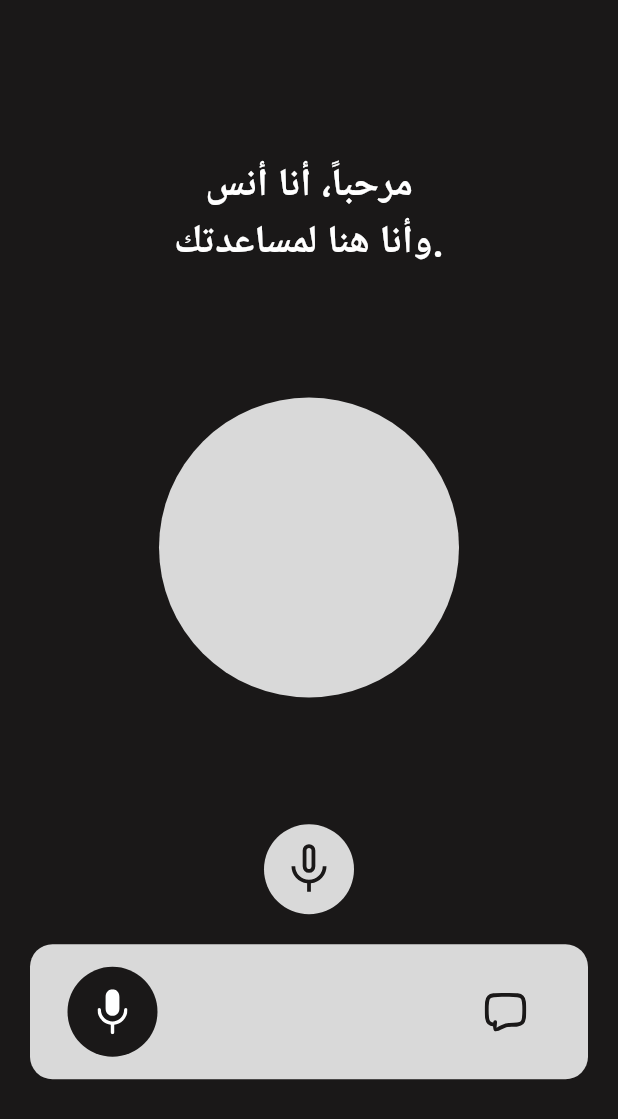
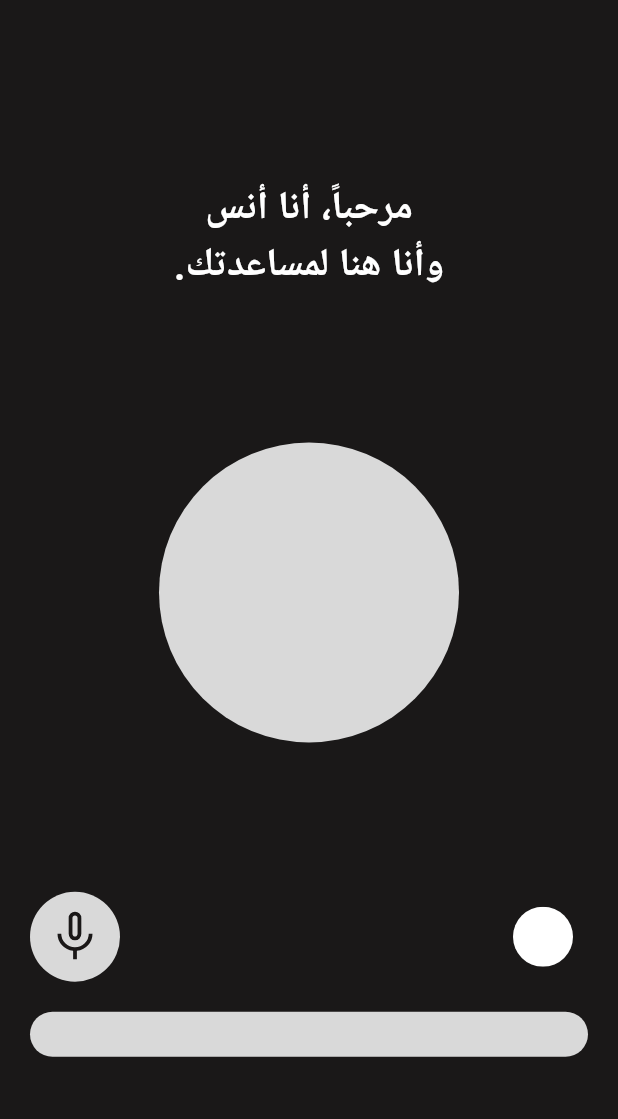
Before and after one commit to magdyfeteah/Anas, a Flutter app: the screen it shows after launch, on a phone screen of 412 x 824 dp. Shown: the top 1119 px of the screen. Run offline on Flutter 3.47's test engine with Material 3 defaults, Android fonts, the phone set to English and light mode, and no system bars; our stand-ins replace audioplayers, flutter_svg, google_fonts; missing offline and left inert: record; Roboto replaces fonts that are missing (Cairo).

```diff
--- a/lib/main.dart
+++ b/lib/main.dart
@@ -32,6 +32,7 @@ class _HomeScreenState extends State<HomeScreen> {
   bool onMic = true;
   bool isRecording = false;
   bool isProcessing = false; // Track processing state
+  bool quantumOn = false;
   final AudioRecorder audioRecorder = AudioRecorder();
   final AudioPlayer audioPlayer = AudioPlayer(); // Audio player instance
   String? recordingPath;
@@ -84,7 +85,7 @@ class _HomeScreenState extends State<HomeScreen> {
     final response = await http.post(
       url,
       body: jsonEncode({"question": textController.text}),
-      headers: {"Content-Type":"application/json"}
+      headers: {"Content-Type": "application/json"},
     );
     print(response.body);
 
@@ -102,18 +103,18 @@ class _HomeScreenState extends State<HomeScreen> {
     final response = await http.post(
       url,
       body: jsonEncode({"answer": answer}),
-      headers: {"Content-Type":"application/json"}
+      headers: {"Content-Type": "application/json"},
     );
 
-        final base64Str =  response.body;
+    final base64Str = response.body;
     final bytesReplaced = base64Str.replaceAll('"', '');
     final bytes = base64Decode(bytesReplaced);
     final tempDir = await getTemporaryDirectory();
     final tempFile = File('${tempDir.path}/response_audio.wav');
     await tempFile.writeAsBytes(bytes);
     await audioPlayer.play(DeviceFileSource(tempFile.path));
+  }
 
-  }
   @override
   Widget build(BuildContext context) {
     return Scaffold(
@@ -128,12 +129,11 @@ class _HomeScreenState extends State<HomeScreen> {
                 crossAxisAlignment: CrossAxisAlignment.center,
                 children: [
                   // Header
-
                   Center(
                     child: Column(
                       children: [
                         Text(
-                          answer ?? 'مرحباً، أنا أنس\nوأنا هنا لمساعدتك.',
+                          answer ?? 'مرحباً، أنا أنس\n.وأنا هنا لمساعدتك',
                           textAlign: TextAlign.center,
                           style: TextStyle(
                             color: Colors.white,
@@ -253,11 +253,22 @@ class _HomeScreenState extends State<HomeScreen> {
                               }
                             }
                           },
+                          child: Row(
+                            mainAxisAlignment: MainAxisAlignment.spaceBetween,
+                            children: [
+                              // Mic / Close Button
+                              GestureDetector(
+                                onTap:
+                                    () => setState(
+                                      () => isRecording = !isRecording,
+                                    ),
                                 child: Container(
                                   padding: EdgeInsets.all(10),
                                   decoration: BoxDecoration(
                                     color:
-                                  isRecording ? Colors.red : Color(0xFFD9D9D9),
+                                        isRecording
+                                            ? Colors.red
+                                            : Color(0xFFD9D9D9),
                                     shape: BoxShape.circle,
                                   ),
                                   child: SvgPicture.asset(
@@ -270,6 +281,31 @@ class _HomeScreenState extends State<HomeScreen> {
                                   ),
                                 ),
                               ),
+
+                              // Quantum Button
+                              GestureDetector(
+                                onTap:
+                                    () =>
+                                        setState(() => quantumOn = !quantumOn),
+                                child: Container(
+                                  padding: EdgeInsets.all(10),
+                                  decoration: BoxDecoration(
+                                    color: Color(0xFF1A1818),
+                                    shape: BoxShape.circle,
+                                  ),
+                                  child: SvgPicture.asset(
+                                    quantumOn
+                                        ? 'assets/images/on-button.svg'
+                                        : 'assets/images/off-button.svg',
+                                    width: 40,
+                                    height: 40,
+                                    color: Colors.white,
+                                  ),
+                                ),
+                              ),
+                            ],
+                          ),
+                        ),
                       SizedBox(height: 20),
                       Container(
                         padding: EdgeInsets.symmetric(
@@ -280,51 +316,51 @@ class _HomeScreenState extends State<HomeScreen> {
                           color: Color(0xFFD9D9D9),
                           borderRadius: BorderRadius.circular(15),
                         ),
-                        child: Row(
-                          mainAxisAlignment: MainAxisAlignment.spaceBetween,
-                          children: [
-                            GestureDetector(
-                              onTap: () => setState(() => onMic = true),
-                              child: Container(
-                                padding: EdgeInsets.all(15),
-                                decoration:
-                                    onMic
-                                        ? BoxDecoration(
-                                          color: Color(0xFF1A1818),
-                                          shape: BoxShape.circle,
-                                        )
-                                        : null,
-                                child: SvgPicture.asset(
-                                  'assets/images/mic.svg',
-                                  width: 30,
-                                  height: 30,
-                                  color:
-                                      onMic ? Colors.white : Color(0xFF1A1818),
-                                ),
-                              ),
-                            ),
-                            GestureDetector(
-                              onTap: () => setState(() => onMic = false),
-                              child: Container(
-                                padding: EdgeInsets.all(15),
-                                decoration:
-                                    !onMic
-                                        ? BoxDecoration(
-                                          color: Color(0xFF1A1818),
-                                          shape: BoxShape.circle,
-                                        )
-                                        : null,
-                                child: SvgPicture.asset(
-                                  'assets/images/chat.svg',
-                                  width: 30,
-                                  height: 30,
-                                  color:
-                                      onMic ? Color(0xFF1A1818) : Colors.white,
-                                ),
-                              ),
-                            ),
-                          ],
-                        ),
+                        // child: Row(
+                        //   mainAxisAlignment: MainAxisAlignment.spaceBetween,
+                        //   children: [
+                        //     GestureDetector(
+                        //       onTap: () => setState(() => onMic = true),
+                        //       child: Container(
+                        //         padding: EdgeInsets.all(15),
+                        //         decoration:
+                        //             onMic
+                        //                 ? BoxDecoration(
+                        //                   color: Color(0xFF1A1818),
+                        //                   shape: BoxShape.circle,
+                        //                 )
+                        //                 : null,
+                        //         child: SvgPicture.asset(
+                        //           'assets/images/mic.svg',
+                        //           width: 30,
+                        //           height: 30,
+                        //           color:
+                        //               onMic ? Colors.white : Color(0xFF1A1818),
+                        //         ),
+                        //       ),
+                        //     ),
+                        //     GestureDetector(
+                        //       onTap: () => setState(() => onMic = false),
+                        //       child: Container(
+                        //         padding: EdgeInsets.all(15),
+                        //         decoration:
+                        //             !onMic
+                        //                 ? BoxDecoration(
+                        //                   color: Color(0xFF1A1818),
+                        //                   shape: BoxShape.circle,
+                        //                 )
+                        //                 : null,
+                        //         child: SvgPicture.asset(
+                        //           'assets/images/chat.svg',
+                        //           width: 30,
+                        //           height: 30,
+                        //           color:
+                        //               onMic ? Color(0xFF1A1818) : Colors.white,
+                        //         ),
+                        //       ),
+                        //     ),
+                        //   ],
+                        // ),
                       ),
                     ],
                   ),
--- a/pubspec.yaml
+++ b/pubspec.yaml
@@ -74,6 +74,8 @@ flutter:
     - assets/images/addFile.svg
     - assets/images/calendar.svg
     - assets/images/chat.svg
+    - assets/images/off-button.svg
+    - assets/images/on-button.svg
   # To add assets to your application, add an assets section, like this:
   # assets:
   #   - images/a_dot_burr.jpeg
```
Also changed, not shown: assets/images/off-button.svg (added), assets/images/on-button.svg (added). Lines whose indentation alone changed are shown as unchanged.
